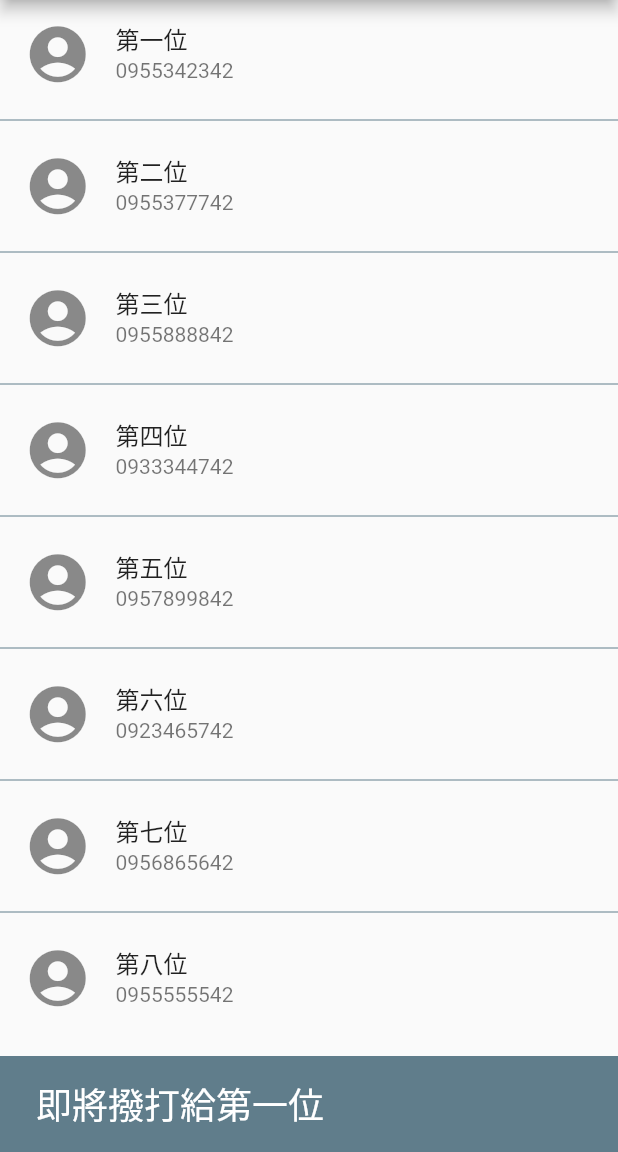
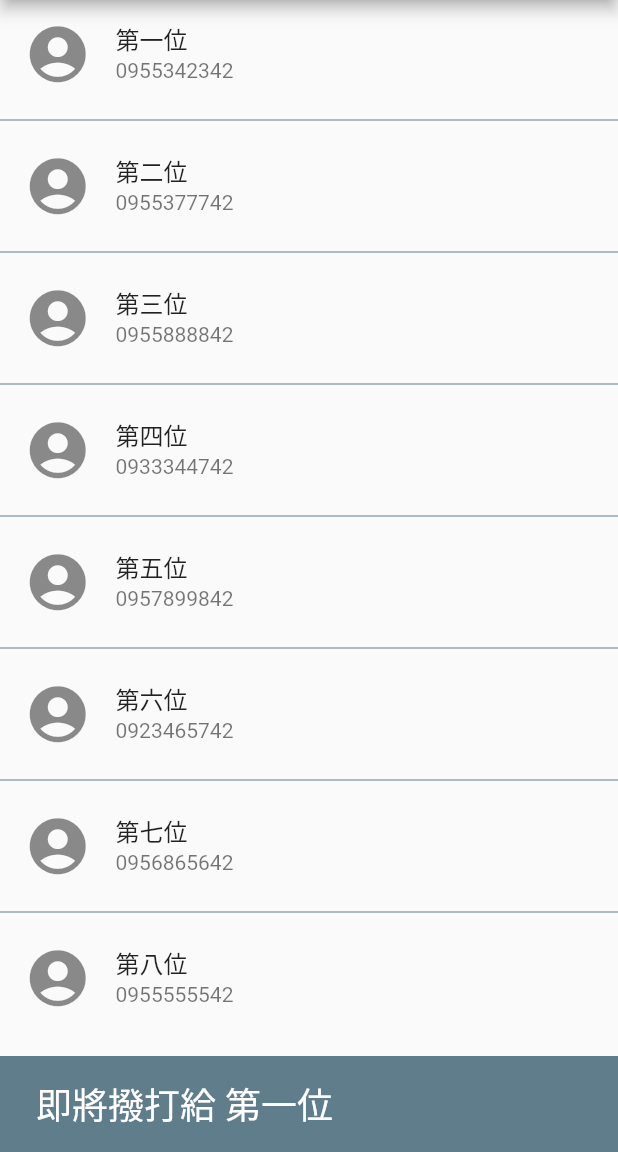
Before and after one commit to Shawn409631016/flutter_listview, a Flutter app: the screen it shows after launch, after a tap on "第一位", on a phone screen of 412 x 824 dp, the part 84-1236 px from its top. Run offline on Flutter 3.47's test engine with Material 2 defaults, Android fonts, the phone set to English and light mode, and no system bars.

Commit message:
fix something

```diff
--- a/lib/main.dart
+++ b/lib/main.dart
@@ -38,21 +38,21 @@ class _ListViewAppState extends State<ListViewApp> {
     return MaterialApp(
       home: Scaffold(
         appBar: AppBar(
-          title: Text('ListView Example'),
+          title: const Text('ListView Example'),
         ),
         body: entries.length > 0
             ? ListView.separated(
                 itemCount: entries.length,
                 itemBuilder: (context, index) {
                   return ListTile(
-                    leading: Icon(Icons.account_circle_rounded, size: 45),
-                    title: Text('${entries[index]}'),
-                    subtitle: Text('${subs[index]}'),
+                    leading: const Icon(Icons.account_circle_rounded, size: 45),
+                    title: Text(entries[index]),
+                    subtitle: Text(subs[index]),
                     onTap: () {
                       final snackBar = SnackBar(
-                        duration: Duration(seconds: 1),
-                        content: Text('即將撥打給' + '' + '${entries[index]}',
-                            style: TextStyle(fontSize: 24)),
+                        duration: const Duration(seconds: 1),
+                        content: Text('即將撥打給 ${entries[index]}',
+                            style: const TextStyle(fontSize: 24)),
                         backgroundColor: Colors.blueGrey,
                       );
 
@@ -60,11 +60,11 @@ class _ListViewAppState extends State<ListViewApp> {
                     },
                   );
                 },
-                separatorBuilder: (context, index) => Divider(
+                separatorBuilder: (context, index) => const Divider(
                   color: Colors.blueGrey,
                 ),
               )
-            : Center(
+            : const Center(
                 child: Text('null'),
               ),
       ),
```
